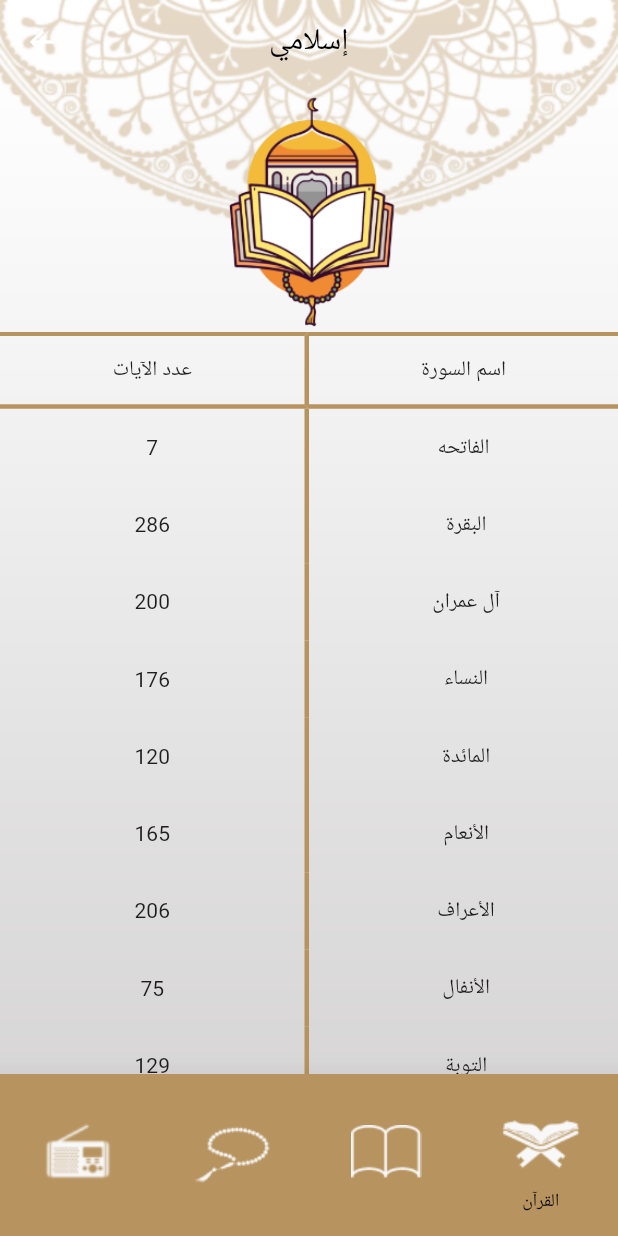
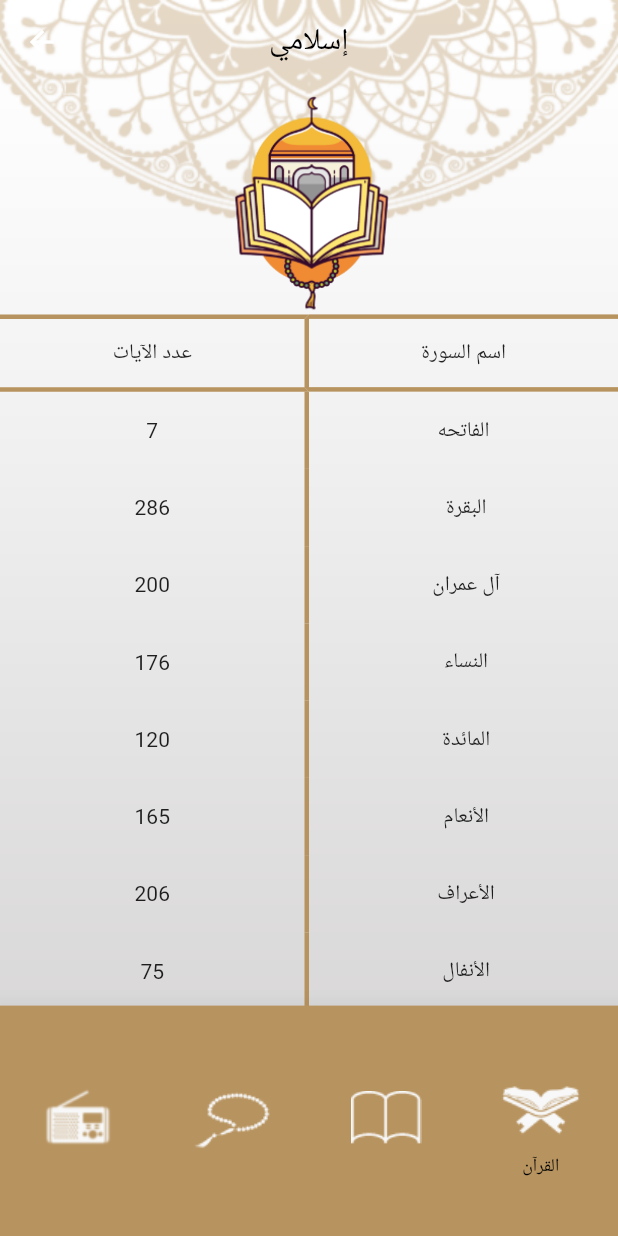
Before and after one commit to mohammedysamir/islami_app, a Flutter app: the screen it shows after launch, on a phone screen of 412 x 824 dp. Run offline on Flutter 3.47's test engine with Material 2 defaults, Android fonts, the phone set to English and light mode, and no system bars.

Commit message:
solved conflicts & fixed routing

```diff
--- a/lib/quran/quran_screen.dart
+++ b/lib/quran/quran_screen.dart
@@ -35,12 +35,15 @@ class QuranScreenState extends State<QuranScreen> {
                   Image(image: AssetImage("assets/images/sura_list_icon.png")),
             )),
             SuraList(),
-            SizedBox(
+            Expanded(
+              child: SizedBox(
                 width: MediaQuery.of(context).size.width,
-              height: 108,
+                // height: 108,
                 child: BottomNavigationBar(
                   backgroundColor: Color.fromARGB(255, 183, 147, 95),
-                selectedIconTheme: IconThemeData(color: Colors.black, size: 20),
+                  selectedIconTheme: IconThemeData(color: Colors.black,
+                      size: 20,
+                  ),
                   unselectedIconTheme:
                       IconThemeData(color: Colors.white, size: 20),
                   type: BottomNavigationBarType.fixed,
@@ -70,6 +73,7 @@ class QuranScreenState extends State<QuranScreen> {
                   ],
                 ),
               ),
+            ),
           ],
         ),
       ),
--- a/lib/splash.dart
+++ b/lib/splash.dart
@@ -2,6 +2,7 @@ import 'dart:async';
 
 import 'package:flutter/material.dart';
 import 'package:islami/quran/quran_screen.dart';
+import 'package:islami/sura_content.dart';
 import 'package:islami/tasbe7.dart';
 
 void main() => runApp(SplashWidget());
@@ -14,11 +15,18 @@ class SplashWidget extends StatelessWidget {
   Widget build(BuildContext context) {
     return MaterialApp(
       initialRoute: 'Splash',
-      routes: {
-        'Splash': (context) => const Splash(),
-        'quran_list': (context) => QuranScreen(),
-        'tasbe7':(context) =>Tasbe7(),
+      onGenerateRoute: (RouteSettings settings) {
+        var routes = <String, WidgetBuilder>{
+          Splash.routeName: (context) => Splash(),
+          QuranScreen.routeName: (context) => QuranScreen(),
+          Tasbe7.routeName:(context) =>Tasbe7(),
+          SuraContent.routeName: (context) => SuraContent(args: settings.arguments),
+        };
+        WidgetBuilder? builder = routes[settings.name];
+        if (builder == null) return null;
+        return MaterialPageRoute(builder: (context) => builder(context), settings: settings);
       },
+
       debugShowCheckedModeBanner: false,
       theme: ThemeData(
         primarySwatch: Colors.blue,
```
Lines whose indentation alone changed are shown as unchanged.
